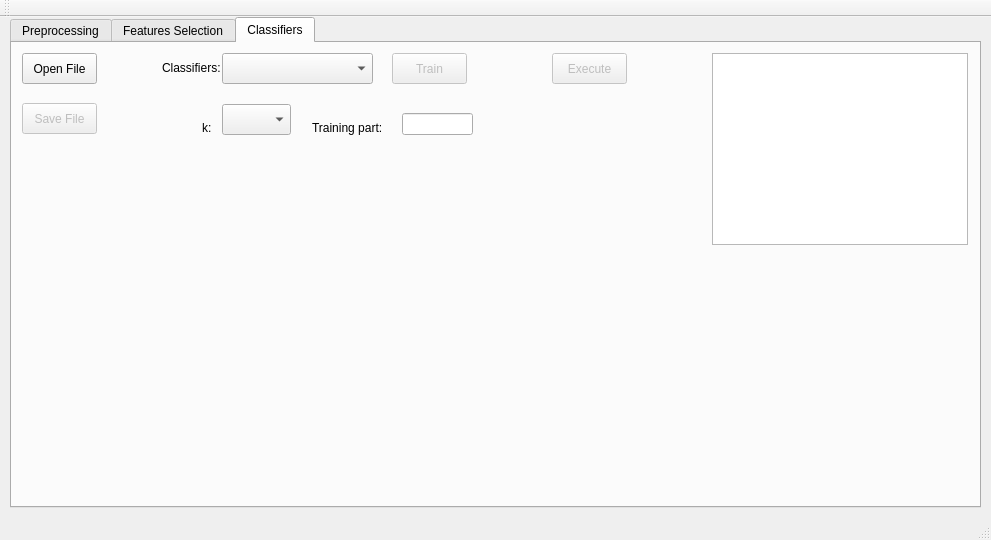
Before: the Qt Designer form SMPD/mainwindow.ui in Vityoube/SMPD-projekt, drawn with Qt 5.
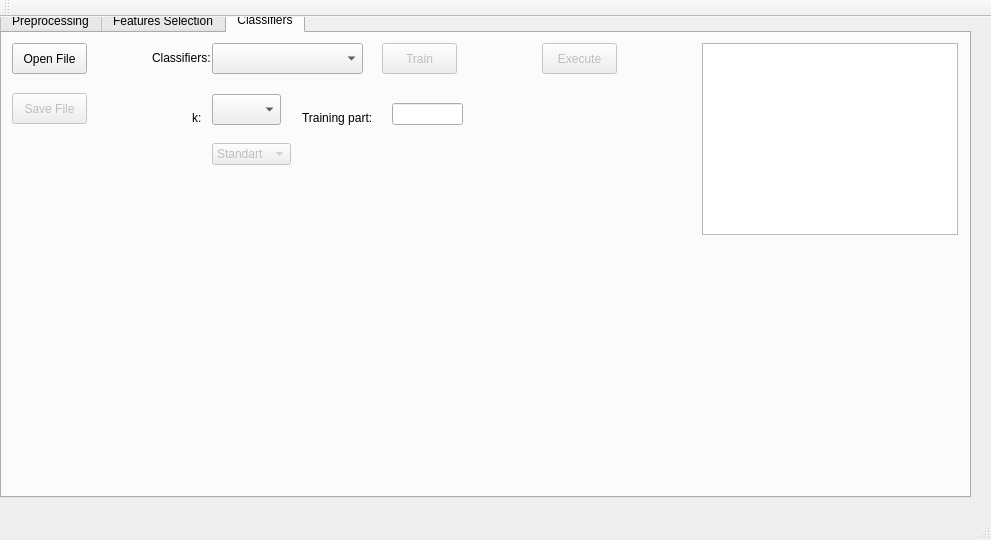
After: the same form once the commit is applied. The open tabs and pages were chosen to show the change.

```diff
--- a/SMPD/mainwindow.ui
+++ b/SMPD/mainwindow.ui
@@ -17,8 +17,8 @@
    <widget class="QTabWidget" name="tabWidget">
     <property name="geometry">
      <rect>
-      <x>10</x>
-      <y>0</y>
+      <x>0</x>
+      <y>-10</y>
       <width>971</width>
       <height>491</height>
      </rect>
@@ -320,6 +320,34 @@
        </rect>
       </property>
      </widget>
+     <widget class="QComboBox" name="CcomboBoxValidation">
+      <property name="enabled">
+       <bool>false</bool>
+      </property>
+      <property name="geometry">
+       <rect>
+        <x>210</x>
+        <y>110</y>
+        <width>79</width>
+        <height>22</height>
+       </rect>
+      </property>
+      <item>
+       <property name="text">
+        <string>Standart</string>
+       </property>
+      </item>
+      <item>
+       <property name="text">
+        <string>Cross Validation</string>
+       </property>
+      </item>
+      <item>
+       <property name="text">
+        <string>Bootstrap</string>
+       </property>
+      </item>
+     </widget>
     </widget>
    </widget>
   </widget>
```
Left out of the diff: 2 changed lines with no effect on the pictures.
